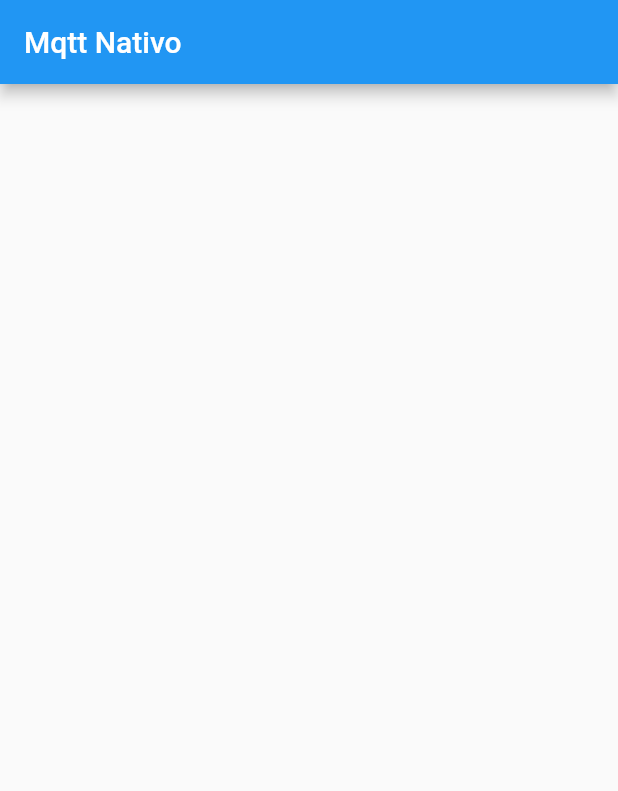
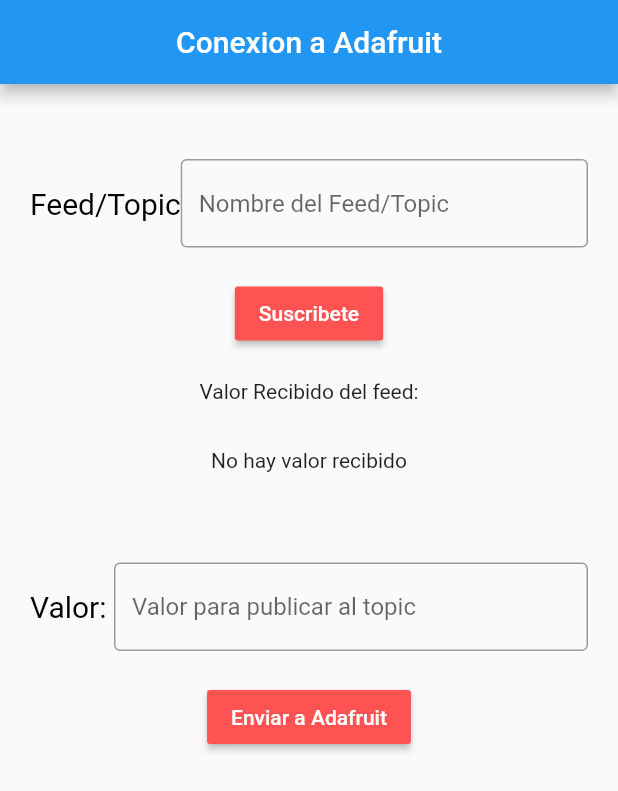
Before and after one commit to YaelGF/Flutter, a Flutter app: the screen it shows after launch, on a phone screen of 412 x 824 dp. Shown: the top 791 px of the screen. Run offline on Flutter 3.47's test engine with Material 2 defaults, Android fonts, the phone set to English and light mode, and no system bars; missing offline and left inert: mqtt_client.

Commit message:
ESP 32 - Flutter

```diff
--- /dev/null
+++ b/native_mqtt/config/private.json
@@ -0,0 +1,5 @@
+{
+    "broker":"io.adafruit.com",
+    "username":"YaelGF",
+    "key":"aio_uAqM113XkWWtmzr3wLdRoQs4HnXg"
+}
--- a/native_mqtt/lib/main.dart
+++ b/native_mqtt/lib/main.dart
@@ -1,5 +1,5 @@
 import 'package:flutter/material.dart';
-import 'package:native_mqtt/pages/home_page.dart';
+import 'package:native_mqtt/pages/maingui.dart';
 
 void main() {
   runApp(MyApp());
@@ -10,9 +10,14 @@
   @override
   Widget build(BuildContext context) {
     return MaterialApp(
+      theme: ThemeData(
+        primarySwatch: Colors.blue
+      ),
+      darkTheme: ThemeData(
+      ),
       initialRoute: 'home',
       routes: <String, WidgetBuilder>{
-        'home' : (BuildContext context) => HomePage(),
+        'home' : (BuildContext context) => MqttGui(),
       }
     );
   }
--- /dev/null
+++ b/native_mqtt/lib/pages/maingui.dart
@@ -0,0 +1,137 @@
+import 'package:flutter/material.dart';
+import 'package:flutter/widgets.dart';
+import 'mqtt_stream.dart';
+import 'Adafruit_feed.dart';
+
+class MqttGui extends StatefulWidget {
+  MqttGui({Key key}) : super(key: key);
+
+  @override
+  _MqttGuiState createState() => _MqttGuiState();
+}
+
+class _MqttGuiState extends State<MqttGui> {
+  AppMqttTransactions myMQTT = AppMqttTransactions();
+  final topicController = TextEditingController();
+  final valueController = TextEditingController();
+  @override
+  Widget build(BuildContext context) {
+    return Scaffold(
+	    resizeToAvoidBottomInset:false,
+	    appBar: AppBar(
+		    title: Text("Conexion a Adafruit"),
+		    centerTitle: true,
+	    ),
+      body: _body(),
+    );
+  }
+  Widget _body(){
+    return Column(
+      children:[
+        _subscriptionData(),
+        SizedBox(
+          height:10
+        ),
+        _viewData(),
+        SizedBox(
+          height:10
+        ),
+        _publishData()
+      ],
+    );
+  }
+  Widget _subscriptionData(){
+	  return Container(
+      margin: EdgeInsets.fromLTRB(20,50,20,20),
+      child: Column(
+        children:[
+          Row(
+            children:[
+              Text(
+                "Feed/Topic",
+                style:TextStyle(fontSize: 20, color: Colors.black),
+              ),
+              Flexible (child:
+                TextField(
+                  controller: topicController,
+                  decoration: InputDecoration(
+                    border: OutlineInputBorder(),
+                    hintText: "Nombre del Feed/Topic"
+                  )
+                )
+              ),
+            ]
+          ),
+          SizedBox(
+            height: 20,
+          ),
+          MaterialButton(
+            onPressed: (){suscribir(topicController.text);},
+            child: Text("Suscribete"),
+            color: Colors.redAccent,
+            textColor: Colors.white,
+          ),
+          SizedBox(
+            height: 20,
+          ),
+          Text("Valor Recibido del feed:")
+        ]
+      )
+    );
+  }
+
+  Widget _viewData(){
+   return StreamBuilder(
+    stream: AdafruitFeed.sensorStream,
+    builder: (context, snapshot){
+     String lectura = snapshot.data;
+     if(lectura == null){
+      lectura = "No hay valor recibido";
+     }
+     return Text(lectura);
+    }
+   );
+  }
+  Widget _publishData(){
+   return Container(
+    margin: EdgeInsets.fromLTRB(20,50,20,20),
+    child: Column(
+     children: [
+      Row(
+       children:[
+        Text("Valor: ",
+          style: TextStyle(fontSize:20,color: Colors.black),
+        ),
+        Flexible(
+         child:
+          TextField(
+           controller:valueController,
+           textCapitalization: TextCapitalization.characters,
+           decoration: InputDecoration(
+            border: OutlineInputBorder(),
+            hintText: "Valor para publicar al topic"
+           ),
+          )
+        ),
+       ],
+      ),
+      SizedBox(
+       height:20,
+      ),
+      MaterialButton(
+       onPressed: (){publish(topicController.text, valueController.text);},
+       color: Colors.redAccent,
+       textColor: Colors.white,
+       child:  Text("Enviar a Adafruit"),
+      ),
+     ],
+    ),
+   );
+  }
+ void suscribir(String feed){
+  myMQTT.subscribe(feed);
+ }
+ void publish(String feed, String value){
+  myMQTT.publish(feed,value);
+ }
+}
--- a/native_mqtt/pubspec.yaml
+++ b/native_mqtt/pubspec.yaml
@@ -46,8 +46,8 @@
   uses-material-design: true
 
   # To add assets to your application, add an assets section, like this:
-  # assets:
-  #   - images/a_dot_burr.jpeg
+  assets:
+   - config/private.json
   #   - images/a_dot_ham.jpeg
 
   # An image asset can refer to one or more resolution-specific "variants", see
```
Also changed, not shown: login_base/lib/pages/login_page.dart (+5 -3 lines).
